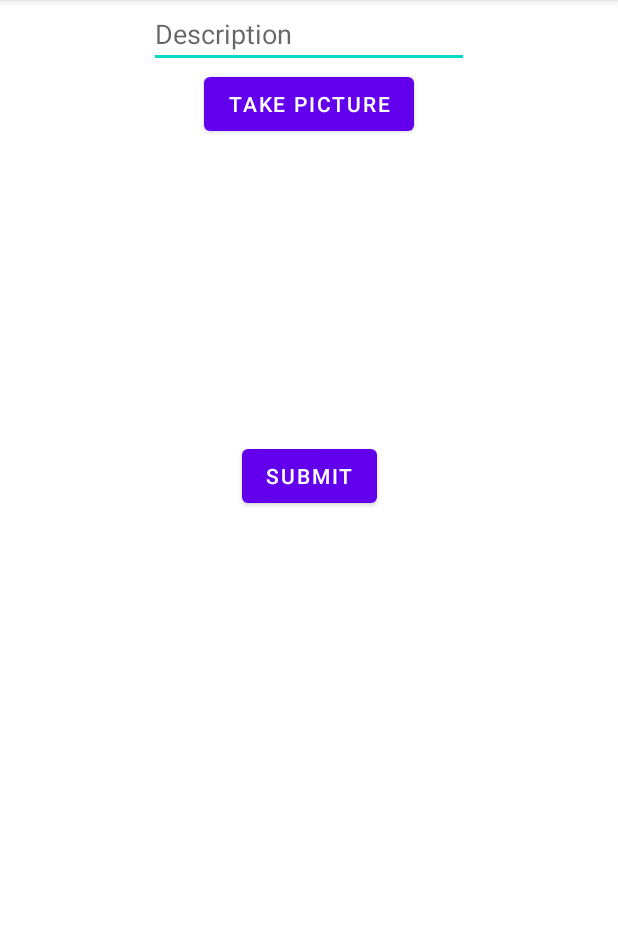
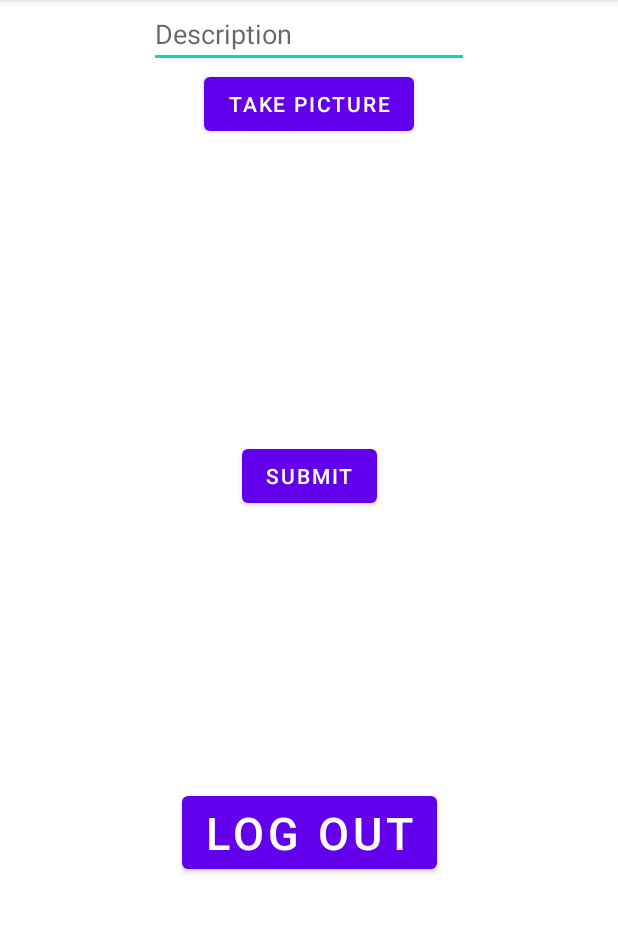
Before and after one commit to 20wontons/Parstagram, an Android app: the MainActivity screen opened directly, with no data from a screen before it, on a phone screen of 412 x 824 dp, the part 84-1017 px from its top. Run offline under Robolectric (Android 15) with nearby library versions, the phone set to English and light mode, and no system bars; libraries missing offline, so code that uses them is left out: com.parse; 3 statements that could not run were skipped.

```diff
--- a/app/src/main/res/layout/activity_main.xml
+++ b/app/src/main/res/layout/activity_main.xml
@@ -42,4 +42,16 @@
         app:layout_constraintStart_toStartOf="parent"
         app:layout_constraintTop_toBottomOf="@+id/btnTakePicture"
         tools:srcCompat="@tools:sample/avatars" />
+
+    <!-- TODO: Remove this and use Profile Activity when you have tabs -->
+    <Button
+        android:id="@+id/btnLogOut"
+        android:layout_width="wrap_content"
+        android:layout_height="wrap_content"
+        android:textSize="30sp"
+        android:text="LOG OUT"
+        app:layout_constraintBottom_toBottomOf="parent"
+        app:layout_constraintEnd_toEndOf="parent"
+        app:layout_constraintStart_toStartOf="parent"
+        app:layout_constraintTop_toBottomOf="@+id/btnSubmit" />
 </androidx.constraintlayout.widget.ConstraintLayout>
```
Also changed, not shown: app/src/main/java/com/example/parstagram/MainActivity.kt (+16 -0 lines), app/src/main/res/layout/activity_profile.xml (+10 -0 lines), 1 other file.
